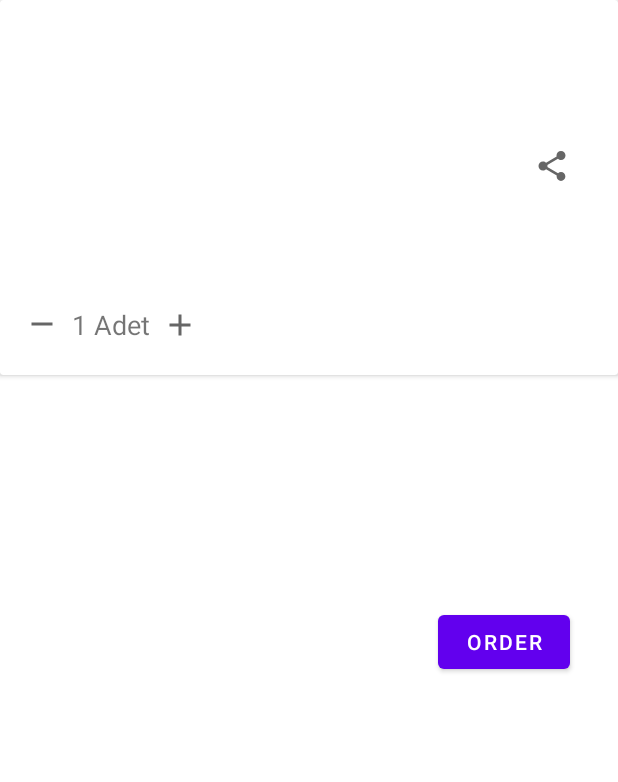
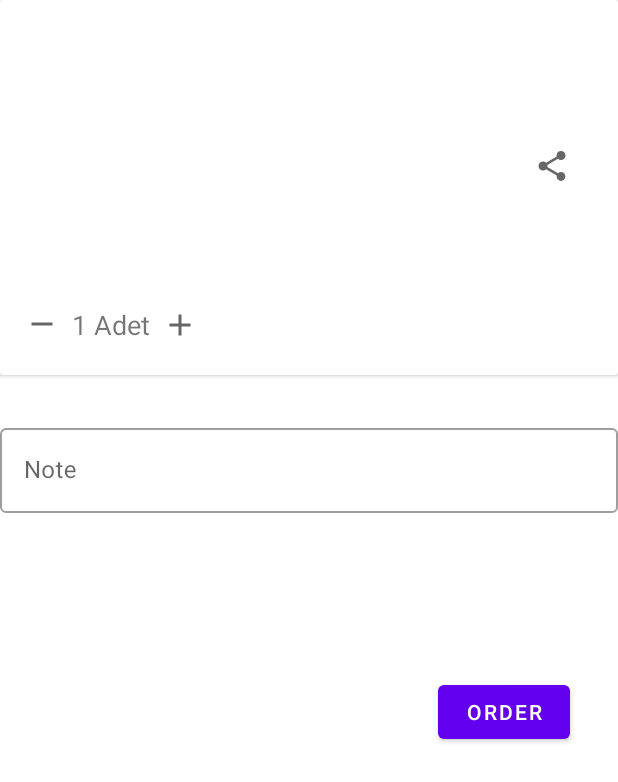
Before and after one commit to yusufarisoy/food-ordering-application, an Android app: the fragment MealDetailFragment placed in its activity, on a phone screen of 412 x 824 dp. Shown: the top 782 px of the screen. Run offline under Robolectric (Android 15) with nearby library versions, the phone set to English and light mode, and no system bars; our stand-ins replace Dagger/Hilt's generated code; libraries missing offline, so code that uses them is left out: androidx.viewbinding, com.skydoves.expandablelayout; plain views replace ExpandableLayout; pictures from the network do not load; 15 statements that could not run were skipped.

Commit message:
connection between restaurant and mealadding got set

```diff
--- a/app/src/main/res/layout/fragment_meal_detail.xml
+++ b/app/src/main/res/layout/fragment_meal_detail.xml
@@ -138,17 +138,26 @@
         android:text="Order"
         app:layout_constraintBottom_toBottomOf="parent"
         app:layout_constraintEnd_toEndOf="parent"
-        app:layout_constraintTop_toBottomOf="@+id/expandableCard"
+        app:layout_constraintTop_toBottomOf="@+id/mealOrderNote"
         app:layout_constraintVertical_bias="0.25" />
 
-    <ImageView
-        android:id="@+id/testImage"
-        android:layout_width="100dp"
-        android:layout_height="100dp"
-        app:layout_constraintBottom_toBottomOf="parent"
+
+    <com.google.android.material.textfield.TextInputLayout
+        android:id="@+id/mealOrderNote"
+        style="@style/Widget.MaterialComponents.TextInputLayout.OutlinedBox"
+        android:layout_width="match_parent"
+        android:layout_height="wrap_content"
+        android:hint="Note"
         app:layout_constraintEnd_toEndOf="parent"
         app:layout_constraintStart_toStartOf="parent"
-        app:layout_constraintTop_toTopOf="parent" />
+        app:layout_constraintTop_toBottomOf="@+id/expandableCard">
+
+        <com.google.android.material.textfield.TextInputEditText
+            android:layout_width="match_parent"
+            android:layout_height="match_parent"
+            android:inputType="textLongMessage" />
+
+    </com.google.android.material.textfield.TextInputLayout>
 
 
 
--- a/app/src/main/res/navigation/nav_host.xml
+++ b/app/src/main/res/navigation/nav_host.xml
@@ -120,7 +120,11 @@
         android:id="@+id/mealAddingFragment"
         android:name="com.kodluyoruz.yahnifood.ui.meal_adding.MealAddingFragment"
         android:label="MealAddingFragment"
-        tools:layout="@layout/fragment_meal_adding"/>
+        tools:layout="@layout/fragment_meal_adding">
+        <argument
+            android:name="restaurant"
+            app:argType="com.kodluyoruz.yahnifood.data.entity.RestaurantsItem" />
+    </fragment>
     <fragment
         android:id="@+id/loginFragment"
         android:name="com.kodluyoruz.yahnifood.ui.login.LoginFragment"
```
Also changed, not shown: app/src/main/java/com/kodluyoruz/yahnifood/ui/meal_adding/MealAddingFragment.kt (+19 -12 lines), app/src/main/java/com/kodluyoruz/yahnifood/ui/meal_detail/MealDetailFragment.kt (+7 -7 lines), app/src/main/java/com/kodluyoruz/yahnifood/ui/restaurant_detail/RestaurantDetailFragment.kt (+5 -2 lines).
